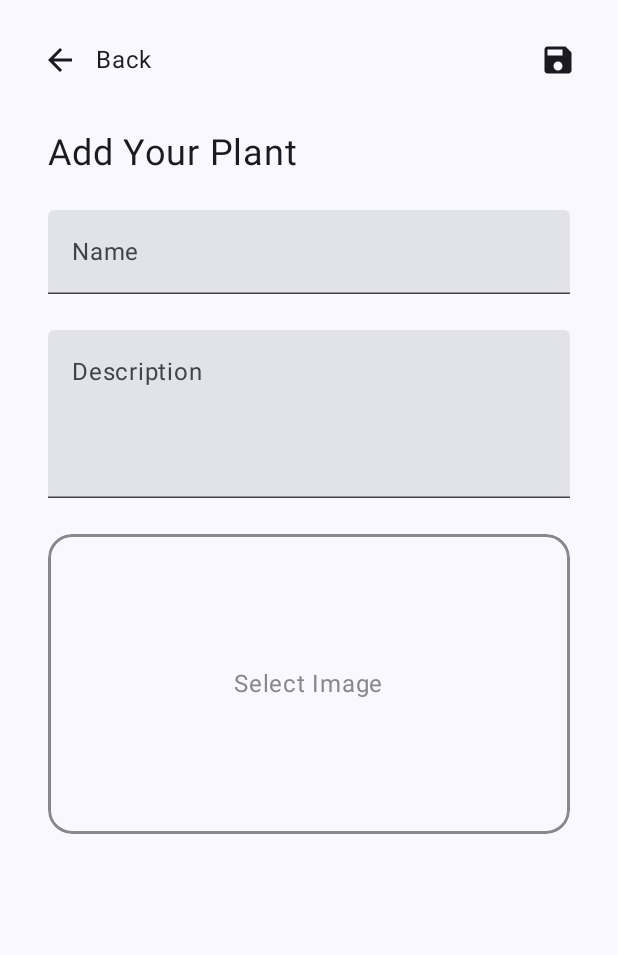
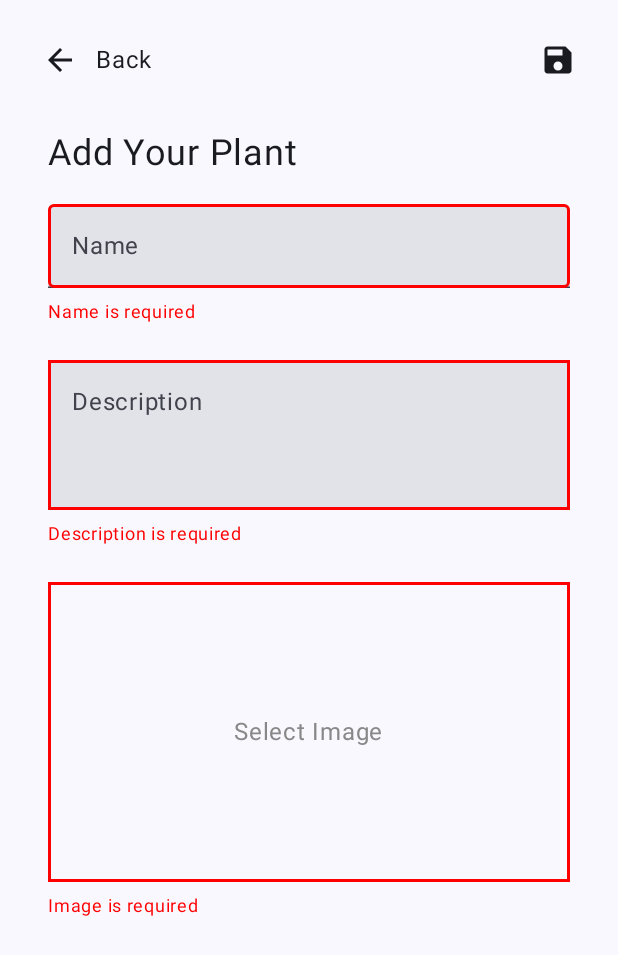
Before and after one commit to KamilDzierzawski/green-grocer, an Android app built with Jetpack Compose: the composable AddGardenItemScreen shown on its own in the app's theme, after a tap on "Save", on a phone screen of 412 x 824 dp. Shown: the top 955 px of the screen. Run offline under Robolectric (Android 15) with nearby library versions, the phone set to English and light mode, and no system bars; our stand-ins replace Firebase (no records; nobody signed in at launch, a user with empty details on screens opened directly).

Commit message:
add plant to firebase implementation

```diff
--- a/app/src/main/java/edu/kdmk/greengrocer/data/model/Plant.kt
+++ b/app/src/main/java/edu/kdmk/greengrocer/data/model/Plant.kt
@@ -1,5 +1,6 @@
 package edu.kdmk.greengrocer.data.model
 
+import com.google.firebase.Timestamp
 import com.google.type.Date
 import java.io.File
 
@@ -9,5 +10,5 @@ data class Plant(
     val name: String = "",
     val description: String = "",
     val image: File? = null,
-    val addedDate: Date
+    val timestamp: Timestamp? = null
 )
--- a/app/src/main/java/edu/kdmk/greengrocer/ui/view/screen/GardenScreen.kt
+++ b/app/src/main/java/edu/kdmk/greengrocer/ui/view/screen/GardenScreen.kt
@@ -125,26 +125,19 @@ fun AddGardenItemScreen(navController: NavController) {
         )
     }
 
-
     var plantName by remember { mutableStateOf("") }
     var plantDescription by remember { mutableStateOf("") }
     var selectedImageUri by remember { mutableStateOf<Uri?>(null) }
+    var isNameError by remember { mutableStateOf(false) }
+    var isDescriptionError by remember { mutableStateOf(false) }
+    var isImageError by remember { mutableStateOf(false) }
 
     val imagePickerLauncher = rememberLauncherForActivityResult(
-        contract = ActivityResultContracts.GetContent(),
-        onResult = { uri ->
-            uri?.let {
-                // Zapisz obrazek do pliku tymczasowego
-                val imageFile = File(context.cacheDir, "garden_image_${System.currentTimeMillis()}.jpg")
-                context.contentResolver.openInputStream(it)?.use { inputStream ->
-                    val outputStream = FileOutputStream(imageFile)
-                    inputStream.copyTo(outputStream)
-                    // Przekaż plik do gardenViewModel
-                    gardenViewModel.addPlantToGarden(plantName, plantDescription, imageFile)
-                }
-            }
-        }
-    )
+        contract = ActivityResultContracts.GetContent()
+    ) { uri: Uri? ->
+        selectedImageUri = uri
+        isImageError = false
+    }
 
     Scaffold(
         topBar = {
@@ -177,16 +170,25 @@ fun AddGardenItemScreen(navController: NavController) {
                     modifier = Modifier
                         .align(Alignment.CenterEnd)
                         .clickable {
-                            // Jeśli zdjęcie zostało wybrane, wywołaj funkcję save
-                            selectedImageUri?.let { uri ->
-                                val imageFile = File(context.cacheDir, "garden_image_${System.currentTimeMillis()}.jpg")
-                                context.contentResolver.openInputStream(uri)?.use { inputStream ->
-                                    val outputStream = FileOutputStream(imageFile)
-                                    inputStream.copyTo(outputStream)
-                                    gardenViewModel.addPlantToGarden(plantName, plantDescription, imageFile)
-                                }
+                            // Validate inputs
+                            isNameError = plantName.isEmpty()
+                            isDescriptionError = plantDescription.isEmpty()
+                            isImageError = selectedImageUri == null
+
+                            if (!isNameError && !isDescriptionError && !isImageError) {
+                                gardenViewModel.addPlantToGarden(
+                                    name = plantName,
+                                    description = plantDescription,
+                                    file = selectedImageUri?.let { uri ->
+                                        val file = File(context.cacheDir, "temp_image")
+                                        val inputStream = context.contentResolver.openInputStream(uri)
+                                        val outputStream = FileOutputStream(file)
+                                        inputStream?.copyTo(outputStream)
+                                        file
+                                    }
+                                )
+                                navController.popBackStack()
                             }
-                            navController.popBackStack()
                         }
                         .clip(RoundedCornerShape(8.dp))
                         .padding(8.dp),
@@ -205,34 +207,71 @@ fun AddGardenItemScreen(navController: NavController) {
             modifier = Modifier
                 .fillMaxSize()
                 .padding(innerPadding)
-                .padding(32.dp, 8.dp),
-            verticalArrangement = Arrangement.spacedBy(24.dp)
+                .padding(32.dp, 8.dp)
         ) {
             Text(
                 text = "Add Your Plant",
                 fontSize = 24.sp
             )
+
+            Spacer(modifier = Modifier.height(20.dp))
+
             TextField(
                 value = plantName,
-                onValueChange = { plantName = it },
+                onValueChange = {
+                    plantName = it
+                    isNameError = false
+                },
                 label = { Text("Name") },
                 modifier = Modifier
                     .fillMaxWidth()
+                    .border(
+                        width = if (isNameError) 2.dp else 0.dp,
+                        color = if (isNameError) Color.Red else Color.Transparent,
+                        shape = RoundedCornerShape(4.dp)
+                    )
             )
+
+            Spacer(modifier = Modifier.height(4.dp))
+
+            if (isNameError) {
+                Text("Name is required", color = Color.Red, fontSize = 12.sp)
+            }
+
+            Spacer(modifier = Modifier.height(20.dp))
 
             TextField(
                 value = plantDescription,
-                onValueChange = { plantDescription = it },
+                onValueChange = {
+                    plantDescription = it
+                    isDescriptionError = false
+                },
                 label = { Text("Description") },
                 modifier = Modifier
+                    .heightIn(min = 100.dp)
                     .fillMaxWidth()
-                    .heightIn(112.dp),
+                    .border(
+                        width = if (isDescriptionError) 2.dp else 0.dp,
+                        color = if (isDescriptionError) Color.Red else Color.Transparent
+                    ),
                 maxLines = 5
             )
 
+            Spacer(modifier = Modifier.height(4.dp))
+
+            if (isDescriptionError) {
+                Text("Description is required", color = Color.Red, fontSize = 12.sp)
+            }
+
+            Spacer(modifier = Modifier.height(20.dp))
+
             Box(
                 modifier = Modifier
-                    .clickable { imagePickerLauncher.launch("image/*") },
+                    .clickable { imagePickerLauncher.launch("image/*") }
+                    .border(
+                        width = if (isImageError) 2.dp else 0.dp,
+                        color = if (isImageError) Color.Red else Color.Transparent,
+                    ),
                 contentAlignment = Alignment.Center
             ) {
                 if (selectedImageUri == null) {
@@ -240,8 +279,7 @@ fun AddGardenItemScreen(navController: NavController) {
                         modifier = Modifier
                             .fillMaxWidth()
                             .height(200.dp)
-                            .clip(RoundedCornerShape(16.dp))
-                            .border(2.dp, Color.Gray, RoundedCornerShape(16.dp)),
+                            .border(2.dp, Color.Gray),
                         contentAlignment = Alignment.Center
                     ) {
                         Text(
@@ -254,12 +292,16 @@ fun AddGardenItemScreen(navController: NavController) {
                         painter = rememberAsyncImagePainter(model = selectedImageUri),
                         contentDescription = "Selected Image",
                         modifier = Modifier
-                            .fillMaxWidth() // Make the image take full width of the container
-                            .clip(RoundedCornerShape(16.dp))
-                            .aspectRatio(1f) // Preserve aspect ratio
-                            .border(2.dp, Color.Gray, RoundedCornerShape(16.dp))
+                            .fillMaxWidth()
+                            .aspectRatio(1f)
+                            .border(2.dp, Color.Gray)
                     )
                 }
+            }
+            Spacer(modifier = Modifier.height(4.dp))
+
+            if (isImageError) {
+                Text("Image is required", color = Color.Red, fontSize = 12.sp)
             }
         }
     }
```
Also changed, not shown: app/src/main/java/edu/kdmk/greengrocer/data/repository/PlantDatabaseRepository.kt (+25 -0 lines), app/src/main/java/edu/kdmk/greengrocer/data/repository/PlantStorageRepository.kt (+21 -0 lines), app/src/main/java/edu/kdmk/greengrocer/ui/viewmodel/GardenViewModel.kt (+30 -2 lines).
